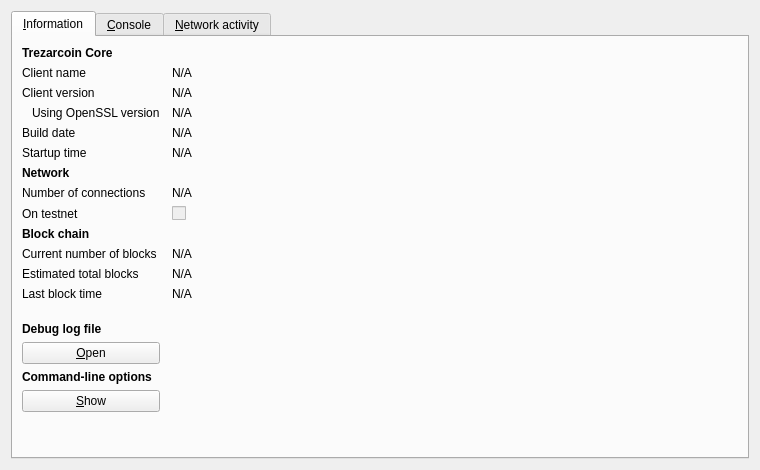
Qt form src/qt/forms/rpcconsole.ui (TrezarCoin/TrezarCoin) before a commit.
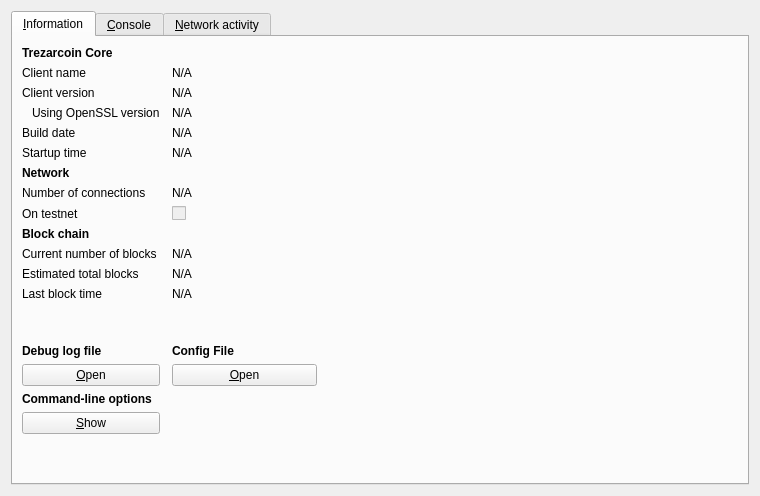
The same form after that commit. The open tabs and pages were chosen to show the change. Icons and pictures are not drawn. Custom widgets are drawn as their Qt base class.

What changed in the file:
```diff
--- a/src/qt/forms/rpcconsole.ui
+++ b/src/qt/forms/rpcconsole.ui
@@ -7,7 +7,7 @@
     <x>0</x>
     <y>0</y>
     <width>760</width>
-    <height>470</height>
+    <height>496</height>
    </rect>
   </property>
   <property name="windowTitle">
@@ -17,26 +17,42 @@
    <item>
     <widget class="QTabWidget" name="tabWidget">
      <property name="currentIndex">
-      <number>1</number>
+      <number>0</number>
      </property>
      <widget class="QWidget" name="tab_info">
       <attribute name="title">
        <string>&amp;Information</string>
       </attribute>
-      <layout class="QGridLayout" name="gridLayout" columnstretch="0,1">
+      <layout class="QGridLayout" name="gridLayout" rowstretch="0,0,0,0,0,0,0,0,0,0,0,0,0,0,0,0,0,0,0" columnstretch="0,1,0">
        <property name="horizontalSpacing">
         <number>12</number>
        </property>
-       <item row="0" column="0">
-        <widget class="QLabel" name="label_9">
-         <property name="font">
-          <font>
-           <weight>75</weight>
-           <bold>true</bold>
-          </font>
+       <item row="15" column="1">
+        <widget class="QPushButton" name="openConfigFileButton">
+         <property name="enabled">
+          <bool>true</bool>
          </property>
+         <property name="maximumSize">
+          <size>
+           <width>145</width>
+           <height>16777215</height>
+          </size>
+         </property>
+         <property name="toolTip">
+          <string>Open the Trezarcoin config file from the current data directory.</string>
+         </property>
          <property name="text">
-          <string>Trezarcoin Core</string>
+          <string>&amp;Open</string>
+         </property>
+         <property name="autoDefault">
+          <bool>false</bool>
+         </property>
+        </widget>
+       </item>
+       <item row="2" column="0">
+        <widget class="QLabel" name="label_6">
+         <property name="text">
+          <string>Client version</string>
          </property>
         </widget>
        </item>
@@ -63,15 +79,21 @@
          </property>
         </widget>
        </item>
-       <item row="2" column="0">
-        <widget class="QLabel" name="label_6">
+       <item row="0" column="0">
+        <widget class="QLabel" name="label_9">
+         <property name="font">
+          <font>
+           <weight>75</weight>
+           <bold>true</bold>
+          </font>
+         </property>
          <property name="text">
-          <string>Client version</string>
+          <string>Trezarcoin Core</string>
          </property>
         </widget>
        </item>
-       <item row="2" column="1">
-        <widget class="QLabel" name="clientVersion">
+       <item row="3" column="1">
+        <widget class="QLabel" name="openSSLVersion">
          <property name="cursor">
           <cursorShape>IBeamCursor</cursorShape>
          </property>
@@ -96,8 +118,8 @@
          </property>
         </widget>
        </item>
-       <item row="3" column="1">
-        <widget class="QLabel" name="openSSLVersion">
+       <item row="2" column="1">
+        <widget class="QLabel" name="clientVersion">
          <property name="cursor">
           <cursorShape>IBeamCursor</cursorShape>
          </property>
@@ -119,81 +141,6 @@
          </property>
         </widget>
        </item>
-       <item row="4" column="1">
-        <widget class="QLabel" name="buildDate">
-         <property name="cursor">
-          <cursorShape>IBeamCursor</cursorShape>
-         </property>
-         <property name="text">
-          <string>N/A</string>
-         </property>
-         <property name="textFormat">
-          <enum>Qt::PlainText</enum>
-         </property>
-         <property name="textInteractionFlags">
-          <set>Qt::LinksAccessibleByMouse|Qt::TextSelectableByKeyboard|Qt::TextSelectableByMouse</set>
-         </property>
-        </widget>
-       </item>
-       <item row="5" column="0">
-        <widget class="QLabel" name="label_13">
-         <property name="text">
-          <string>Startup time</string>
-         </property>
-        </widget>
-       </item>
-       <item row="5" column="1">
-        <widget class="QLabel" name="startupTime">
-         <property name="cursor">
-          <cursorShape>IBeamCursor</cursorShape>
-         </property>
-         <property name="text">
-          <string>N/A</string>
-         </property>
-         <property name="textFormat">
-          <enum>Qt::PlainText</enum>
-         </property>
-         <property name="textInteractionFlags">
-          <set>Qt::LinksAccessibleByMouse|Qt::TextSelectableByKeyboard|Qt::TextSelectableByMouse</set>
-         </property>
-        </widget>
-       </item>
-       <item row="6" column="0">
-        <widget class="QLabel" name="label_11">
-         <property name="font">
-          <font>
-           <weight>75</weight>
-           <bold>true</bold>
-          </font>
-         </property>
-         <property name="text">
-          <string>Network</string>
-         </property>
-        </widget>
-       </item>
-       <item row="7" column="0">
-        <widget class="QLabel" name="label_7">
-         <property name="text">
-          <string>Number of connections</string>
-         </property>
-        </widget>
-       </item>
-       <item row="7" column="1">
-        <widget class="QLabel" name="numberOfConnections">
-         <property name="cursor">
-          <cursorShape>IBeamCursor</cursorShape>
-         </property>
-         <property name="text">
-          <string>N/A</string>
-         </property>
-         <property name="textFormat">
-          <enum>Qt::PlainText</enum>
-         </property>
-         <property name="textInteractionFlags">
-          <set>Qt::LinksAccessibleByMouse|Qt::TextSelectableByKeyboard|Qt::TextSelectableByMouse</set>
-         </property>
-        </widget>
-       </item>
        <item row="8" column="0">
         <widget class="QLabel" name="label_8">
          <property name="text">
@@ -231,8 +178,8 @@
          </property>
         </widget>
        </item>
-       <item row="10" column="1">
-        <widget class="QLabel" name="numberOfBlocks">
+       <item row="11" column="1">
+        <widget class="QLabel" name="totalBlocks">
          <property name="cursor">
           <cursorShape>IBeamCursor</cursorShape>
          </property>
@@ -254,8 +201,8 @@
          </property>
         </widget>
        </item>
-       <item row="11" column="1">
-        <widget class="QLabel" name="totalBlocks">
+       <item row="10" column="1">
+        <widget class="QLabel" name="numberOfBlocks">
          <property name="cursor">
           <cursorShape>IBeamCursor</cursorShape>
          </property>
@@ -277,22 +224,6 @@
          </property>
         </widget>
        </item>
-       <item row="12" column="1">
-        <widget class="QLabel" name="lastBlockTime">
-         <property name="cursor">
-          <cursorShape>IBeamCursor</cursorShape>
-         </property>
-         <property name="text">
-          <string>N/A</string>
-         </property>
-         <property name="textFormat">
-          <enum>Qt::PlainText</enum>
-         </property>
-         <property name="textInteractionFlags">
-          <set>Qt::LinksAccessibleByMouse|Qt::TextSelectableByKeyboard|Qt::TextSelectableByMouse</set>
-         </property>
-        </widget>
-       </item>
        <item row="13" column="0">
         <spacer name="verticalSpacer_2">
          <property name="orientation">
@@ -306,6 +237,19 @@
          </property>
         </spacer>
        </item>
+       <item row="17" column="0">
+        <widget class="QPushButton" name="showCLOptionsButton">
+         <property name="toolTip">
+          <string>Show the Trezarcoin-Qt help message to get a list with possible Trezarcoin command-line options.</string>
+         </property>
+         <property name="text">
+          <string>&amp;Show</string>
+         </property>
+         <property name="autoDefault">
+          <bool>false</bool>
+         </property>
+        </widget>
+       </item>
        <item row="14" column="0">
         <widget class="QLabel" name="labelDebugLogfile">
          <property name="font">
@@ -319,6 +263,22 @@
          </property>
         </widget>
        </item>
+       <item row="12" column="1">
+        <widget class="QLabel" name="lastBlockTime">
+         <property name="cursor">
+          <cursorShape>IBeamCursor</cursorShape>
+         </property>
+         <property name="text">
+          <string>N/A</string>
+         </property>
+         <property name="textFormat">
+          <enum>Qt::PlainText</enum>
+         </property>
+         <property name="textInteractionFlags">
+          <set>Qt::LinksAccessibleByMouse|Qt::TextSelectableByKeyboard|Qt::TextSelectableByMouse</set>
+         </property>
+        </widget>
+       </item>
        <item row="15" column="0">
         <widget class="QPushButton" name="openDebugLogfileButton">
          <property name="toolTip">
@@ -345,19 +305,6 @@
          </property>
         </widget>
        </item>
-       <item row="17" column="0">
-        <widget class="QPushButton" name="showCLOptionsButton">
-         <property name="toolTip">
-          <string>Show the Trezarcoin-Qt help message to get a list with possible Trezarcoin command-line options.</string>
-         </property>
-         <property name="text">
-          <string>&amp;Show</string>
-         </property>
-         <property name="autoDefault">
-          <bool>false</bool>
-         </property>
-        </widget>
-       </item>
        <item row="18" column="0">
         <spacer name="verticalSpacer">
          <property name="orientation">
@@ -371,6 +318,107 @@
          </property>
         </spacer>
        </item>
+       <item row="6" column="0">
+        <widget class="QLabel" name="label_11">
+         <property name="font">
+          <font>
+           <weight>75</weight>
+           <bold>true</bold>
+          </font>
+         </property>
+         <property name="text">
+          <string>Network</string>
+         </property>
+        </widget>
+       </item>
+       <item row="5" column="0">
+        <widget class="QLabel" name="label_13">
+         <property name="text">
+          <string>Startup time</string>
+         </property>
+        </widget>
+       </item>
+       <item row="4" column="1">
+        <widget class="QLabel" name="buildDate">
+         <property name="cursor">
+          <cursorShape>IBeamCursor</cursorShape>
+         </property>
+         <property name="text">
+          <string>N/A</string>
+         </property>
+         <property name="textFormat">
+          <enum>Qt::PlainText</enum>
+         </property>
+         <property name="textInteractionFlags">
+          <set>Qt::LinksAccessibleByMouse|Qt::TextSelectableByKeyboard|Qt::TextSelectableByMouse</set>
+         </property>
+        </widget>
+       </item>
+       <item row="5" column="1">
+        <widget class="QLabel" name="startupTime">
+         <property name="cursor">
+          <cursorShape>IBeamCursor</cursorShape>
+         </property>
+         <property name="text">
+          <string>N/A</string>
+         </property>
+         <property name="textFormat">
+          <enum>Qt::PlainText</enum>
+         </property>
+         <property name="textInteractionFlags">
+          <set>Qt::LinksAccessibleByMouse|Qt::TextSelectableByKeyboard|Qt::TextSelectableByMouse</set>
+         </property>
+        </widget>
+       </item>
+       <item row="7" column="0">
+        <widget class="QLabel" name="label_7">
+         <property name="text">
+          <string>Number of connections</string>
+         </property>
+        </widget>
+       </item>
+       <item row="7" column="1">
+        <widget class="QLabel" name="numberOfConnections">
+         <property name="cursor">
+          <cursorShape>IBeamCursor</cursorShape>
+         </property>
+         <property name="text">
+          <string>N/A</string>
+         </property>
+         <property name="textFormat">
+          <enum>Qt::PlainText</enum>
+         </property>
+         <property name="textInteractionFlags">
+          <set>Qt::LinksAccessibleByMouse|Qt::TextSelectableByKeyboard|Qt::TextSelectableByMouse</set>
+         </property>
+        </widget>
+       </item>
+       <item row="14" column="1">
+        <widget class="QLabel" name="labelConfigFile">
+         <property name="font">
+          <font>
+           <weight>75</weight>
+           <bold>true</bold>
+          </font>
+         </property>
+         <property name="text">
+          <string>Config File</string>
+         </property>
+        </widget>
+       </item>
+       <item row="15" column="2">
+        <spacer name="horizontalSpacer">
+         <property name="orientation">
+          <enum>Qt::Horizontal</enum>
+         </property>
+         <property name="sizeHint" stdset="0">
+          <size>
+           <width>40</width>
+           <height>20</height>
+          </size>
+         </property>
+        </spacer>
+       </item>
       </layout>
      </widget>
      <widget class="QWidget" name="tab_console">
```
